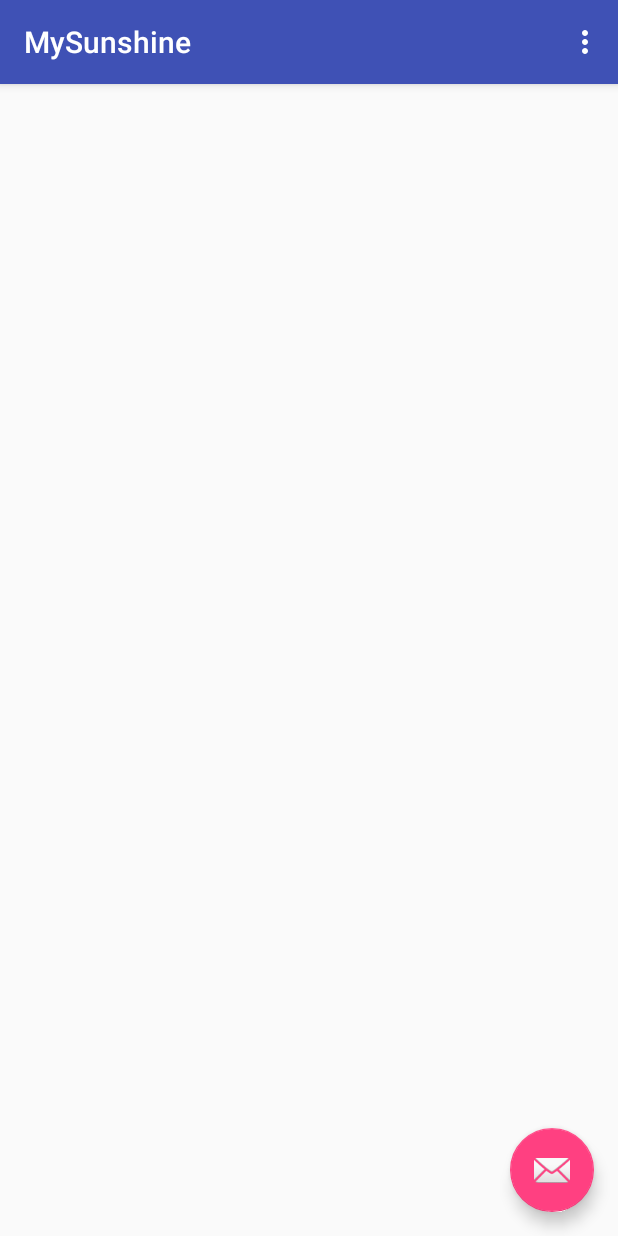
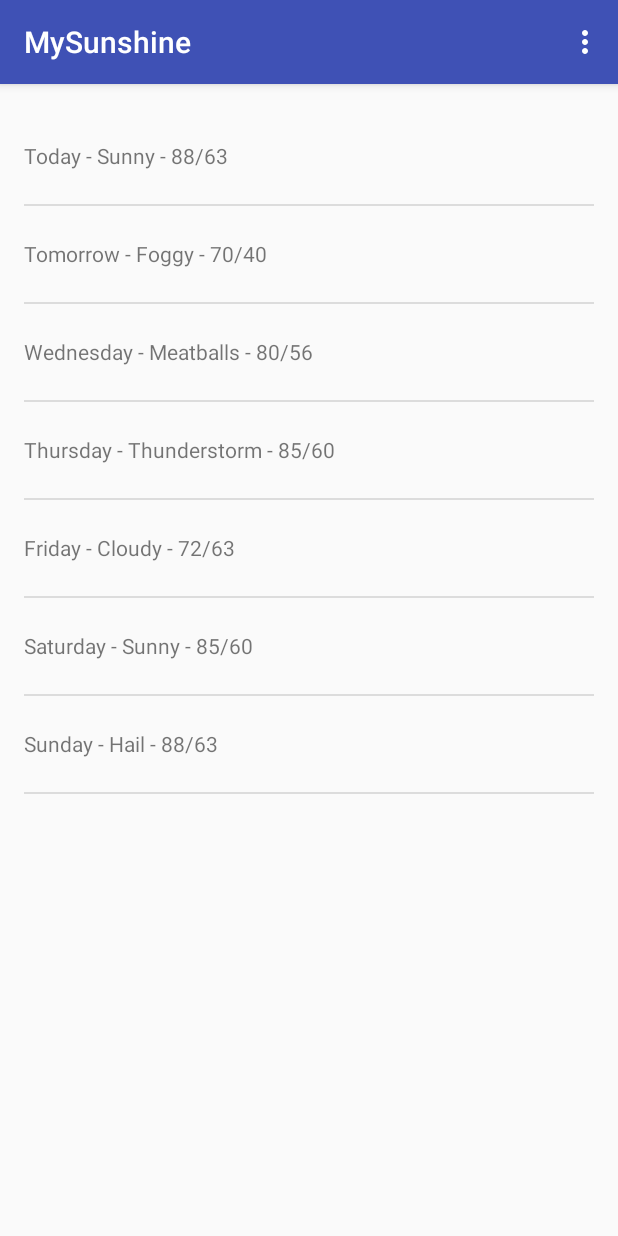
Before and after one commit to GuilleGrande/MySunshine, an Android app: the screen it shows after launch (MainActivity), on a phone screen of 412 x 824 dp. Run offline under Robolectric (Android 15) with nearby library versions, the phone set to English and light mode, and no system bars.

Commit message:
Created Fragment class for MainActivity Added dummy data Added INTERNET permission Connect to OpenWeatherMapAPI recive JSON data much more...
FIX:
app crash when rotating phone

```diff
--- a/app/build.gradle
+++ b/app/build.gradle
@@ -17,6 +17,9 @@ android {
             proguardFiles getDefaultProguardFile('proguard-android.txt'), 'proguard-rules.pro'
         }
     }
+    buildTypes.each {
+        it.buildConfigField 'String', 'OPEN_WEATHER_MAP_API_KEY', MyOpenWeatherMapApiKey
+    }
 }
 
 dependencies {
--- /dev/null
+++ b/app/src/main/java/com/example/guillermo/mysunshine/ForecastFragment.java
@@ -0,0 +1,196 @@
+package com.example.guillermo.mysunshine;
+
+import android.net.Uri;
+import android.support.v4.app.Fragment;
+import android.os.AsyncTask;
+import android.os.Bundle;
+import android.util.Log;
+import android.view.LayoutInflater;
+import android.view.Menu;
+import android.view.MenuInflater;
+import android.view.MenuItem;
+import android.view.View;
+import android.view.ViewGroup;
+import android.widget.ArrayAdapter;
+import android.widget.ListView;
+import java.io.BufferedReader;
+import java.io.IOException;
+import java.io.InputStream;
+import java.io.InputStreamReader;
+import java.net.HttpURLConnection;
+import java.net.URL;
+import java.util.ArrayList;
+import java.util.Arrays;
+import java.util.List;
+
+/**
+ * Created by Guillermo on 11-Feb-16.
+ */
+public class ForecastFragment extends Fragment
+{
+    private ArrayAdapter<String> forecastArrayAdapter;
+
+    public ForecastFragment() {}
+
+    @Override
+    public void onCreate(Bundle savedInstanceState)
+    {
+        super.onCreate(savedInstanceState);
+        setHasOptionsMenu(true);
+    }
+
+    @Override
+    public void onCreateOptionsMenu(Menu menu, MenuInflater inflater)
+    {
+        inflater.inflate(R.menu.forecast_fragment, menu);
+    }
+
+    @Override
+    public boolean onOptionsItemSelected(MenuItem item)
+    {
+        int id = item.getItemId();
+
+        if (id == R.id.action_refresh)
+        {
+            FetchWeatherTask weatherTask = new FetchWeatherTask();
+            weatherTask.execute("Caracas,ve");
+            return true;
+        }
+        return super.onOptionsItemSelected(item);
+    }
+
+    @Override
+    public View onCreateView(LayoutInflater inflater, ViewGroup container, Bundle savedInstanceState)
+    {
+        //String array of dummy content for listView
+        String[] forecastArray = {"Today - Sunny - 88/63",
+                                  "Tomorrow - Foggy - 70/40",
+                                  "Wednesday - Meatballs - 80/56",
+                                  "Thursday - Thunderstorm - 85/60",
+                                  "Friday - Cloudy - 72/63",
+                                  "Saturday - Sunny - 85/60",
+                                  "Sunday - Hail - 88/63"};
+
+        List<String> weekForecast = new ArrayList<String>(Arrays.asList(forecastArray));
+
+        //Array adapter constructor
+        forecastArrayAdapter = new ArrayAdapter<String>(getActivity(),                   //current context
+                                                        R.layout.list_item_forecast,     //id of list item layout
+                                                        R.id.txtView_list_item_forecast, //id of the textView to populate
+                                                        weekForecast);                   //forecast data
+
+        View rootView = inflater.inflate(R.layout.content_main, container, false);
+
+        ListView listView = (ListView) rootView.findViewById(R.id.listView_forecast);
+        listView.setAdapter(forecastArrayAdapter);
+
+        return rootView;
+    }
+
+    public class FetchWeatherTask extends AsyncTask<String, Void, Void>
+    {
+        private final String LOG_TAG = FetchWeatherTask.class.getSimpleName();
+
+        @Override
+        protected Void doInBackground(String... params)
+        {
+            //Verify that there's params to use
+            if (params.length == 0)
+            {
+                return null;
+            }
+
+            HttpURLConnection urlConnection = null;
+            BufferedReader reader = null;
+
+            //Will contain JSON response
+            String forecastJSONStr = null;
+
+            //Parameters for the OpenWeatherMap search query
+            String format = "json";
+            String units = "metric";
+            int numDays = 7;
+
+            try
+            {
+                //Declare the URL parameters for the OpenWeatherMap query
+                final String FORECAST_BASE_URL = "http://api.openweathermap.org/data/2.5/weather?";
+                final String QUERY_PARAM = "q";
+                final String FORMAT_PARAM = "mode";
+                final String UNITS_PARAM = "units";
+                final String DAYS_PARAM = "cnt";
+                final String APPID_PARAM = "APPID";
+
+                //Construct the Uri call
+                Uri builtUri = Uri.parse(FORECAST_BASE_URL).buildUpon()
+                        .appendQueryParameter(QUERY_PARAM, params[0])
+                        .appendQueryParameter(FORMAT_PARAM, format)
+                        .appendQueryParameter(UNITS_PARAM, units)
+                        .appendQueryParameter(DAYS_PARAM, Integer.toString(numDays))
+                        .appendQueryParameter(APPID_PARAM, BuildConfig.OPEN_WEATHER_MAP_API_KEY)
+                        .build();
+
+                //Build final URL
+                URL url = new URL(builtUri.toString());
+
+                //Log any errors
+                Log.v(LOG_TAG, "Built URI: " + builtUri.toString());
+
+                // Create the request to OpenWeatherMap, and open the connection
+                urlConnection = (HttpURLConnection) url.openConnection();
+                urlConnection.setRequestMethod("GET");
+                urlConnection.connect();
+
+                // Read the input stream into a String
+                InputStream inputStream = urlConnection.getInputStream();
+                StringBuffer buffer = new StringBuffer();
+                if (inputStream == null)
+                {
+                    return null;
+                }
+                reader = new BufferedReader(new InputStreamReader(inputStream));
+
+                String line;
+                while ((line = reader.readLine()) != null)
+                {
+                    buffer.append(line + "\n");
+                }
+
+                if (buffer.length() == 0)
+                {
+                    // Stream was empty.  No point in parsing.
+                    return null;
+                }
+
+                forecastJSONStr = buffer.toString();
+
+                Log.v(LOG_TAG, "Forecast JSON String: " + forecastJSONStr);
+            }
+            catch (IOException e)
+            {
+                Log.e("ForecastFragment", "Error ", e);
+                // If the code didn't successfully get the weather data, there's no point in parsing.
+                return null;
+            }
+            finally
+            {
+                if (urlConnection != null)
+                {
+                    urlConnection.disconnect();
+                }
+                if (reader != null )
+                {
+                    try
+                    {
+                        reader.close();
+                    }
+                    catch (final IOException e)
+                    {
+                        Log.e("ForecastFragment", "Error closing stream", e);
+                    }
+                }
+            }
+            return null;
+        }
+    }
+}
--- a/app/src/main/java/com/example/guillermo/mysunshine/MainActivity.java
+++ b/app/src/main/java/com/example/guillermo/mysunshine/MainActivity.java
@@ -1,42 +1,42 @@
 package com.example.guillermo.mysunshine;
 
 import android.os.Bundle;
-import android.support.design.widget.FloatingActionButton;
-import android.support.design.widget.Snackbar;
 import android.support.v7.app.AppCompatActivity;
 import android.support.v7.widget.Toolbar;
-import android.view.View;
 import android.view.Menu;
 import android.view.MenuItem;
 
-public class MainActivity extends AppCompatActivity {
 
+public class MainActivity extends AppCompatActivity
+{
     @Override
-    protected void onCreate(Bundle savedInstanceState) {
+    protected void onCreate(Bundle savedInstanceState)
+    {
         super.onCreate(savedInstanceState);
         setContentView(R.layout.activity_main);
         Toolbar toolbar = (Toolbar) findViewById(R.id.toolbar);
         setSupportActionBar(toolbar);
 
-        FloatingActionButton fab = (FloatingActionButton) findViewById(R.id.fab);
-        fab.setOnClickListener(new View.OnClickListener() {
-            @Override
-            public void onClick(View view) {
-                Snackbar.make(view, "Replace with your own action", Snackbar.LENGTH_LONG)
-                        .setAction("Action", null).show();
-            }
-        });
+        if (savedInstanceState == null)
+        {
+            getSupportFragmentManager()
+                    .beginTransaction()
+                    .add(R.id.container, new ForecastFragment())
+                    .commit();
+        }
     }
 
     @Override
-    public boolean onCreateOptionsMenu(Menu menu) {
+    public boolean onCreateOptionsMenu(Menu menu)
+    {
         // Inflate the menu; this adds items to the action bar if it is present.
         getMenuInflater().inflate(R.menu.menu_main, menu);
         return true;
     }
 
     @Override
-    public boolean onOptionsItemSelected(MenuItem item) {
+    public boolean onOptionsItemSelected(MenuItem item)
+    {
         // Handle action bar item clicks here. The action bar will
         // automatically handle clicks on the Home/Up button, so long
         // as you specify a parent activity in AndroidManifest.xml.
--- a/app/src/main/res/layout/activity_main.xml
+++ b/app/src/main/res/layout/activity_main.xml
@@ -1,7 +1,9 @@
 <?xml version="1.0" encoding="utf-8"?>
-<android.support.design.widget.CoordinatorLayout xmlns:android="http://schemas.android.com/apk/res/android"
+<android.support.design.widget.CoordinatorLayout
+    xmlns:android="http://schemas.android.com/apk/res/android"
     xmlns:app="http://schemas.android.com/apk/res-auto"
     xmlns:tools="http://schemas.android.com/tools"
+    android:id="@+id/container"
     android:layout_width="match_parent"
     android:layout_height="match_parent"
     android:fitsSystemWindows="true"
@@ -23,12 +25,4 @@
 
     <include layout="@layout/content_main" />
 
-    <android.support.design.widget.FloatingActionButton
-        android:id="@+id/fab"
-        android:layout_width="wrap_content"
-        android:layout_height="wrap_content"
-        android:layout_gravity="bottom|end"
-        android:layout_margin="@dimen/fab_margin"
-        android:src="@android:drawable/ic_dialog_email" />
-
 </android.support.design.widget.CoordinatorLayout>
--- a/app/src/main/res/layout/content_main.xml
+++ b/app/src/main/res/layout/content_main.xml
@@ -1,8 +1,9 @@
 <?xml version="1.0" encoding="utf-8"?>
-<RelativeLayout
+<FrameLayout
     xmlns:android="http://schemas.android.com/apk/res/android"
     xmlns:app="http://schemas.android.com/apk/res-auto"
     xmlns:tools="http://schemas.android.com/tools"
+    android:id="@+id/container"
     android:layout_width="match_parent"
     android:layout_height="match_parent"
     android:paddingBottom="@dimen/activity_vertical_margin"
@@ -10,7 +11,13 @@
     android:paddingRight="@dimen/activity_horizontal_margin"
     android:paddingTop="@dimen/activity_vertical_margin"
     app:layout_behavior="@string/appbar_scrolling_view_behavior"
-    tools:context="com.example.guillermo.mysunshine.MainActivity"
+    tools:context=".MainActivity$ForecastFragment"
     tools:showIn="@layout/activity_main">
 
-</RelativeLayout>
+    <ListView
+        android:layout_width="match_parent"
+        android:layout_height="match_parent"
+        android:id="@+id/listView_forecast">
+    </ListView>
+
+</FrameLayout>
--- /dev/null
+++ b/app/src/main/res/layout/list_item_forecast.xml
@@ -0,0 +1,10 @@
+<?xml version="1.0" encoding="utf-8"?>
+<TextView
+    xmlns:android="http://schemas.android.com/apk/res/android"
+    android:id="@+id/txtView_list_item_forecast"
+    android:layout_width="match_parent"
+    android:layout_height="wrap_content"
+    android:gravity="center_vertical"
+    android:minHeight="?android:attr/listPreferredItemHeight"
+    android:text="Today - Sunny - 24º">
+</TextView>
--- /dev/null
+++ b/app/src/main/res/menu/forecast_fragment.xml
@@ -0,0 +1,11 @@
+<?xml version="1.0" encoding="utf-8"?>
+<menu
+    xmlns:android="http://schemas.android.com/apk/res/android"
+    xmlns:app="http://schemas.android.com/apk/res-auto">
+
+    <item
+        android:id="@+id/action_refresh"
+        android:title="@string/action_refresh"
+        app:showAsAction="never"/>
+
+</menu>
--- a/app/src/main/res/menu/menu_main.xml
+++ b/app/src/main/res/menu/menu_main.xml
@@ -1,7 +1,9 @@
-<menu xmlns:android="http://schemas.android.com/apk/res/android"
+<menu
+    xmlns:android="http://schemas.android.com/apk/res/android"
     xmlns:app="http://schemas.android.com/apk/res-auto"
     xmlns:tools="http://schemas.android.com/tools"
     tools:context="com.example.guillermo.mysunshine.MainActivity">
+
     <item
         android:id="@+id/action_settings"
         android:orderInCategory="100"
--- a/app/src/main/res/values/strings.xml
+++ b/app/src/main/res/values/strings.xml
@@ -1,4 +1,5 @@
 <resources>
     <string name="app_name">MySunshine</string>
     <string name="action_settings">Settings</string>
+    <string name="action_refresh">Refresh</string>
 </resources>
--- a/gradle.properties
+++ b/gradle.properties
@@ -16,3 +16,5 @@
 # This option should only be used with decoupled projects. More details, visit
 # http://www.gradle.org/docs/current/userguide/multi_project_builds.html#sec:decoupled_projects
 # org.gradle.parallel=true
+
+MyOpenWeatherMapApiKey= "77a8da1e90c5c5ccba21e77c3c9e6e7f"
```
Also changed, not shown: app/src/main/AndroidManifest.xml (+6 -1 lines).
